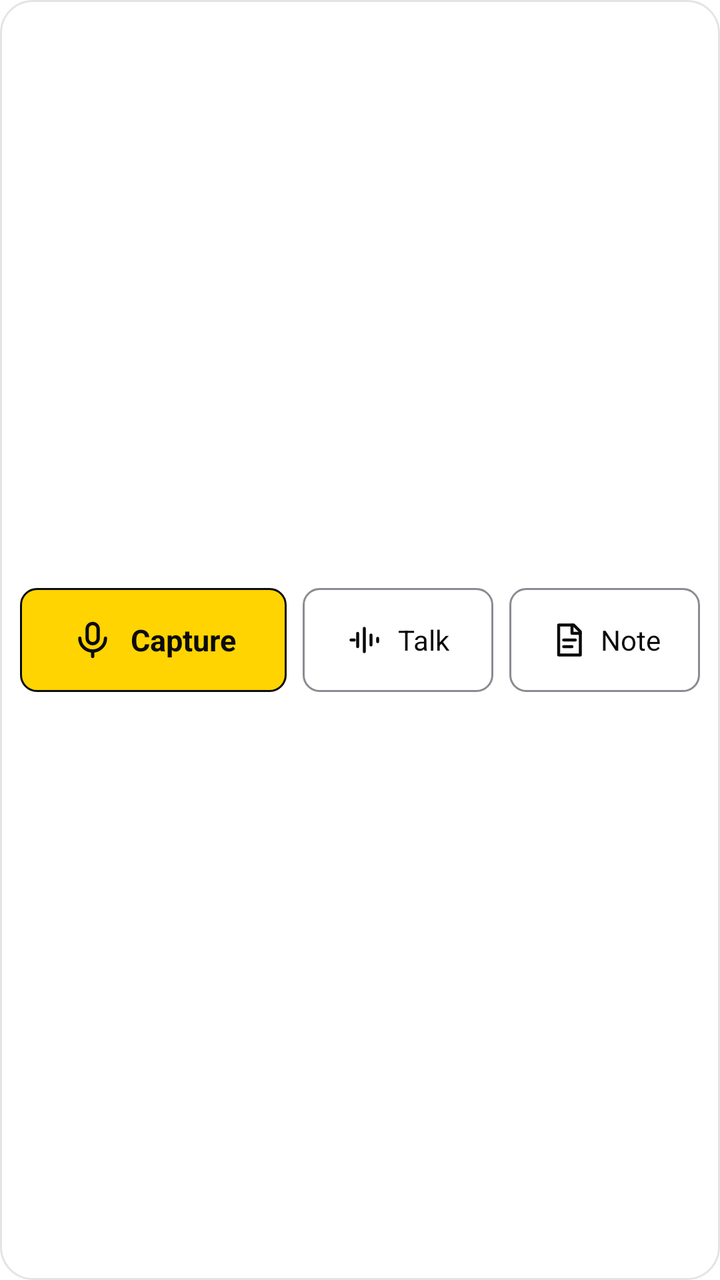
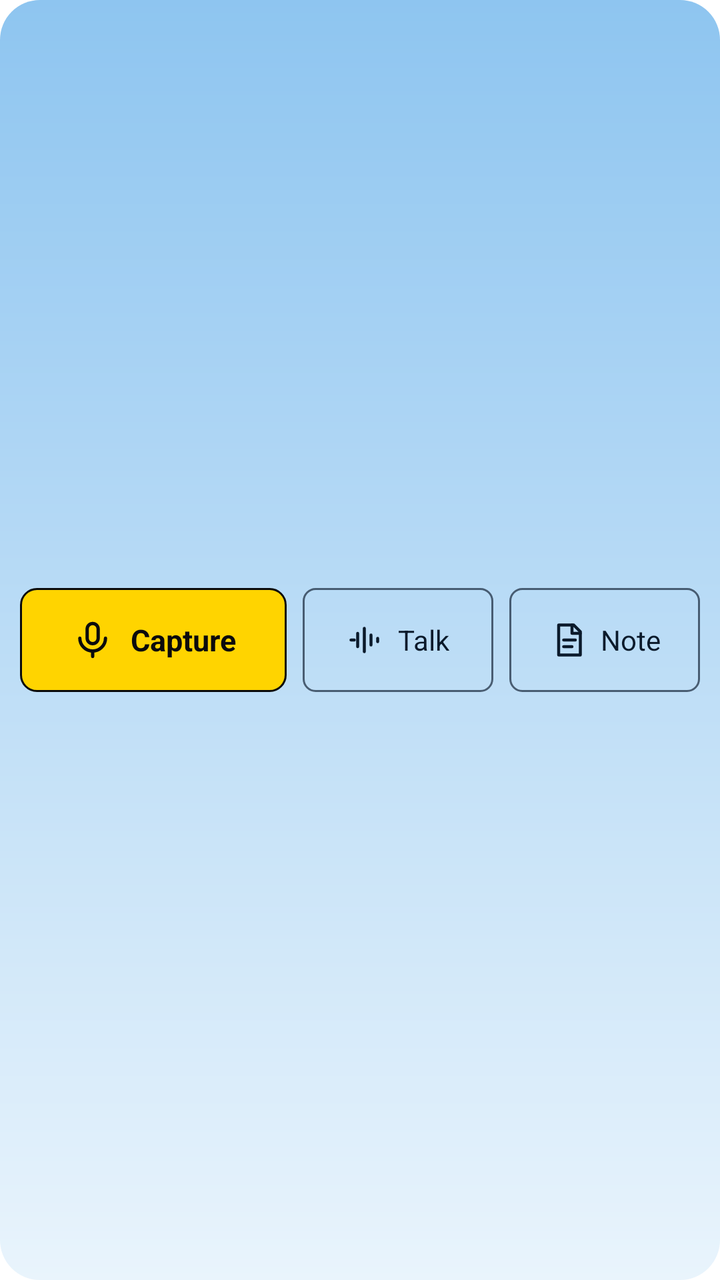

Before-and-after screenshots of an Android layout around one commit, followed by the original layout XML and the change that was made.
<!-- AndroidManifest.xml: application theme Theme.Lfm -->
<!-- res/layout/widget_capture.xml -->
<?xml version="1.0" encoding="utf-8"?>
<LinearLayout xmlns:android="http://schemas.android.com/apk/res/android"
    android:id="@+id/root" android:layout_width="match_parent" android:layout_height="match_parent"
    android:background="@drawable/w_bg" android:orientation="horizontal" android:gravity="center_vertical"
    android:padding="10dp">
    <LinearLayout android:id="@+id/capture" android:layout_width="0dp" android:layout_weight="1.4" android:layout_height="52dp"
        android:background="@drawable/w_mic" android:gravity="center" android:orientation="horizontal"
        android:contentDescription="Capture by voice">
        <ImageView android:layout_width="22dp" android:layout_height="22dp" android:src="@drawable/ic_w_mic" android:importantForAccessibility="no" />
        <TextView android:layout_width="wrap_content" android:layout_height="wrap_content" android:layout_marginStart="8dp"
            android:text="Capture" android:textColor="@color/on_highlight" android:textSize="15sp" android:textStyle="bold" />
    </LinearLayout>
    <LinearLayout android:id="@+id/talk" android:layout_width="0dp" android:layout_weight="1" android:layout_height="52dp"
        android:layout_marginStart="8dp" android:background="@drawable/w_btn" android:gravity="center" android:orientation="horizontal"
        android:contentDescription="Talk">
        <ImageView android:layout_width="20dp" android:layout_height="20dp" android:src="@drawable/ic_w_talk" android:importantForAccessibility="no" />
        <TextView android:layout_width="wrap_content" android:layout_height="wrap_content" android:layout_marginStart="6dp"
            android:text="Talk" android:textColor="@color/ink" android:textSize="14sp" />
    </LinearLayout>
    <LinearLayout android:id="@+id/note" android:layout_width="0dp" android:layout_weight="1" android:layout_height="52dp"
        android:layout_marginStart="8dp" android:background="@drawable/w_btn" android:gravity="center" android:orientation="horizontal"
        android:contentDescription="New note">
        <ImageView android:layout_width="20dp" android:layout_height="20dp" android:src="@drawable/ic_w_note" android:importantForAccessibility="no" />
        <TextView android:layout_width="wrap_content" android:layout_height="wrap_content" android:layout_marginStart="6dp"
            android:text="Note" android:textColor="@color/ink" android:textSize="14sp" />
    </LinearLayout>
</LinearLayout>
<!-- resources referenced by this layout -->
<resources>
  <color name="ink">#0B0B0C</color>
  <color name="on_highlight">#0B0B0C</color>
  <!-- drawable ic_w_mic (drawable) -->
  <?xml version="1.0" encoding="utf-8"?>
  <vector xmlns:android="http://schemas.android.com/apk/res/android" android:width="24dp" android:height="24dp" android:viewportWidth="24" android:viewportHeight="24">
      <path android:strokeColor="@color/on_highlight" android:strokeWidth="1.8" android:strokeLineCap="round" android:strokeLineJoin="round" android:fillColor="#00000000" android:pathData="M12,3a3,3 0 0 1 3,3v5a3,3 0 0 1 -6,0v-5a3,3 0 0 1 3,-3z" />
      <path android:strokeColor="@color/on_highlight" android:strokeWidth="1.8" android:strokeLineCap="round" android:strokeLineJoin="round" android:fillColor="#00000000" android:pathData="M5,11a7,7 0 0 0 14,0M12,18v3" />
  </vector>
  <!-- drawable ic_w_note (drawable) -->
  <?xml version="1.0" encoding="utf-8"?>
  <vector xmlns:android="http://schemas.android.com/apk/res/android" android:width="24dp" android:height="24dp" android:viewportWidth="24" android:viewportHeight="24">
      <path android:strokeColor="@color/ink" android:strokeWidth="1.8" android:strokeLineCap="round" android:strokeLineJoin="round" android:fillColor="#00000000" android:pathData="M6,3h9l4,4v14H6z" />
      <path android:strokeColor="@color/ink" android:strokeWidth="1.8" android:strokeLineCap="round" android:strokeLineJoin="round" android:fillColor="#00000000" android:pathData="M14,3v5h5M9,12h7M9,16h5" />
  </vector>
  <!-- drawable ic_w_talk (drawable) -->
  <?xml version="1.0" encoding="utf-8"?>
  <vector xmlns:android="http://schemas.android.com/apk/res/android" android:width="24dp" android:height="24dp" android:viewportWidth="24" android:viewportHeight="24">
      <path android:strokeColor="@color/ink" android:strokeWidth="1.8" android:strokeLineCap="round" android:strokeLineJoin="round" android:fillColor="#00000000" android:pathData="M3,12h2M7,8v8M11,5v14M15,9v6M19,11v2" />
  </vector>
  <!-- drawable w_bg (drawable) -->
  <?xml version="1.0" encoding="utf-8"?>
  <shape xmlns:android="http://schemas.android.com/apk/res/android">
      <solid android:color="@color/bg" />
      <stroke android:width="1dp" android:color="@color/line" />
      <corners android:radius="16dp" />
  </shape>
  <!-- drawable w_btn (drawable) -->
  <?xml version="1.0" encoding="utf-8"?>
  <shape xmlns:android="http://schemas.android.com/apk/res/android">
      <stroke android:width="1dp" android:color="@color/control" />
      <corners android:radius="8dp" />
  </shape>
  <!-- drawable w_mic (drawable) -->
  <?xml version="1.0" encoding="utf-8"?>
  <shape xmlns:android="http://schemas.android.com/apk/res/android">
      <solid android:color="@color/highlight" />
      <stroke android:width="1dp" android:color="@color/mic_edge" />
      <corners android:radius="8dp" />
  </shape>
  <style name="Theme.Lfm" parent="android:Theme.Material.Light.NoActionBar">
          <item name="android:windowBackground">@color/bg</item>
          <item name="android:statusBarColor">@android:color/transparent</item>
          <item name="android:navigationBarColor">@android:color/transparent</item>
          <item name="android:windowLightStatusBar">true</item>
      </style>
  <color name="bg">#FFFFFF</color>
  <color name="line">#E4E4E7</color>
  <color name="control">#8B8B92</color>
  <color name="highlight">#FFD400</color>
  <color name="mic_edge">#0B0B0C</color>
</resources>

<!-- the commit's change to res/layout/widget_capture.xml (unified diff, before → after) -->
@@ -1,7 +1,7 @@
 <?xml version="1.0" encoding="utf-8"?>
 <LinearLayout xmlns:android="http://schemas.android.com/apk/res/android"
     android:id="@+id/root" android:layout_width="match_parent" android:layout_height="match_parent"
-    android:background="@drawable/w_bg" android:orientation="horizontal" android:gravity="center_vertical"
+    android:background="@drawable/w_capture" android:orientation="horizontal" android:gravity="center_vertical"
     android:padding="10dp">
     <LinearLayout android:id="@+id/capture" android:layout_width="0dp" android:layout_weight="1.4" android:layout_height="52dp"
         android:background="@drawable/w_mic" android:gravity="center" android:orientation="horizontal"
@@ -15,13 +15,13 @@
         android:contentDescription="Talk">
         <ImageView android:layout_width="20dp" android:layout_height="20dp" android:src="@drawable/ic_w_talk" android:importantForAccessibility="no" />
         <TextView android:layout_width="wrap_content" android:layout_height="wrap_content" android:layout_marginStart="6dp"
-            android:text="Talk" android:textColor="@color/ink" android:textSize="14sp" />
+            android:text="Talk" android:textColor="@color/sky_ink" android:textSize="14sp" />
     </LinearLayout>
     <LinearLayout android:id="@+id/note" android:layout_width="0dp" android:layout_weight="1" android:layout_height="52dp"
         android:layout_marginStart="8dp" android:background="@drawable/w_btn" android:gravity="center" android:orientation="horizontal"
         android:contentDescription="New note">
         <ImageView android:layout_width="20dp" android:layout_height="20dp" android:src="@drawable/ic_w_note" android:importantForAccessibility="no" />
         <TextView android:layout_width="wrap_content" android:layout_height="wrap_content" android:layout_marginStart="6dp"
-            android:text="Note" android:textColor="@color/ink" android:textSize="14sp" />
+            android:text="Note" android:textColor="@color/sky_ink" android:textSize="14sp" />
     </LinearLayout>
 </LinearLayout>
<!-- resource entries referenced after the edit -->
@@ -1,7 +1,7 @@
 <!-- resources referenced by this layout -->
 <resources>
-  <color name="ink">#0B0B0C</color>
   <color name="on_highlight">#0B0B0C</color>
+  <color name="sky_ink">#0B1A2B</color>
   <!-- drawable ic_w_mic (drawable) -->
   <?xml version="1.0" encoding="utf-8"?>
   <vector xmlns:android="http://schemas.android.com/apk/res/android" android:width="24dp" android:height="24dp" android:viewportWidth="24" android:viewportHeight="24">
@@ -11,26 +11,25 @@
   <!-- drawable ic_w_note (drawable) -->
   <?xml version="1.0" encoding="utf-8"?>
   <vector xmlns:android="http://schemas.android.com/apk/res/android" android:width="24dp" android:height="24dp" android:viewportWidth="24" android:viewportHeight="24">
-      <path android:strokeColor="@color/ink" android:strokeWidth="1.8" android:strokeLineCap="round" android:strokeLineJoin="round" android:fillColor="#00000000" android:pathData="M6,3h9l4,4v14H6z" />
-      <path android:strokeColor="@color/ink" android:strokeWidth="1.8" android:strokeLineCap="round" android:strokeLineJoin="round" android:fillColor="#00000000" android:pathData="M14,3v5h5M9,12h7M9,16h5" />
+      <path android:strokeColor="@color/sky_ink" android:strokeWidth="1.8" android:strokeLineCap="round" android:strokeLineJoin="round" android:fillColor="#00000000" android:pathData="M6,3h9l4,4v14H6z" />
+      <path android:strokeColor="@color/sky_ink" android:strokeWidth="1.8" android:strokeLineCap="round" android:strokeLineJoin="round" android:fillColor="#00000000" android:pathData="M14,3v5h5M9,12h7M9,16h5" />
   </vector>
   <!-- drawable ic_w_talk (drawable) -->
   <?xml version="1.0" encoding="utf-8"?>
   <vector xmlns:android="http://schemas.android.com/apk/res/android" android:width="24dp" android:height="24dp" android:viewportWidth="24" android:viewportHeight="24">
-      <path android:strokeColor="@color/ink" android:strokeWidth="1.8" android:strokeLineCap="round" android:strokeLineJoin="round" android:fillColor="#00000000" android:pathData="M3,12h2M7,8v8M11,5v14M15,9v6M19,11v2" />
+      <path android:strokeColor="@color/sky_ink" android:strokeWidth="1.8" android:strokeLineCap="round" android:strokeLineJoin="round" android:fillColor="#00000000" android:pathData="M3,12h2M7,8v8M11,5v14M15,9v6M19,11v2" />
   </vector>
-  <!-- drawable w_bg (drawable) -->
-  <?xml version="1.0" encoding="utf-8"?>
-  <shape xmlns:android="http://schemas.android.com/apk/res/android">
-      <solid android:color="@color/bg" />
-      <stroke android:width="1dp" android:color="@color/line" />
-      <corners android:radius="16dp" />
-  </shape>
   <!-- drawable w_btn (drawable) -->
   <?xml version="1.0" encoding="utf-8"?>
   <shape xmlns:android="http://schemas.android.com/apk/res/android">
-      <stroke android:width="1dp" android:color="@color/control" />
-      <corners android:radius="8dp" />
+      <stroke android:width="1dp" android:color="@color/sky_line" />
+      <corners android:radius="6dp" />
+  </shape>
+  <!-- drawable w_capture (drawable) -->
+  <?xml version="1.0" encoding="utf-8"?>
+  <shape xmlns:android="http://schemas.android.com/apk/res/android">
+      <gradient android:angle="270" android:startColor="@color/sky_top" android:endColor="@color/sky_horizon" />
+      <corners android:radius="20dp" />
   </shape>
   <!-- drawable w_mic (drawable) -->
   <?xml version="1.0" encoding="utf-8"?>
@@ -45,9 +44,10 @@
           <item name="android:navigationBarColor">@android:color/transparent</item>
           <item name="android:windowLightStatusBar">true</item>
       </style>
+  <color name="sky_line">#A60B1A2B</color>
+  <color name="sky_top">#8EC5F0</color>
+  <color name="sky_horizon">#E9F4FC</color>
   <color name="bg">#FFFFFF</color>
-  <color name="line">#E4E4E7</color>
-  <color name="control">#8B8B92</color>
   <color name="highlight">#FFD400</color>
   <color name="mic_edge">#0B0B0C</color>
 </resources>
